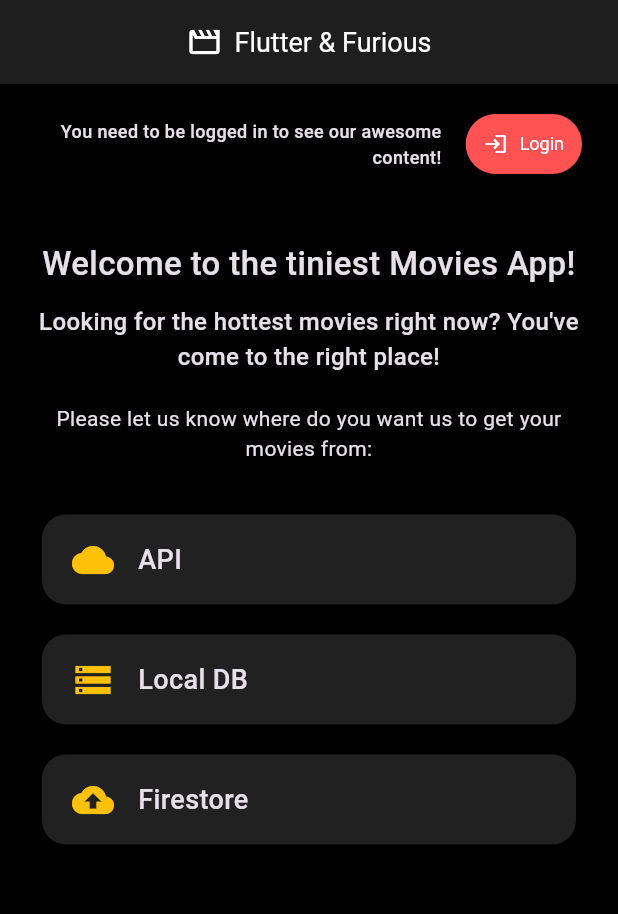
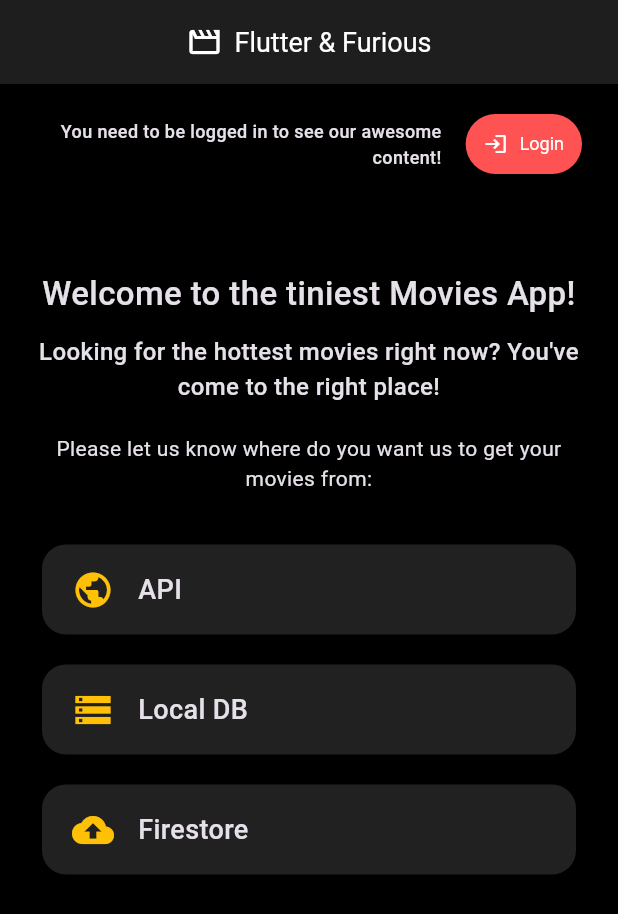
Before and after one commit to agussbergamo/dojo_challenge_app, a Flutter app: the screen it shows after launch, on a phone screen of 412 x 824 dp. Shown: the top 914 px of the screen. Run offline on Flutter 3.47's test engine with Material 3 defaults, Android fonts, the phone set to English and light mode, and no system bars; our stand-ins replace cloud_firestore, connectivity_plus, firebase_auth, firebase_core, floor, flutter_rating_bar and 3 more; missing offline and left inert: firebase_ui_auth; accounts and stored records are empty; generated files the repository leaves out were written again.

```diff
--- a/lib/presentation/widgets/home_page.dart
+++ b/lib/presentation/widgets/home_page.dart
@@ -76,7 +76,7 @@ class MyHomePage extends ConsumerWidget {
                 ),
               ],
             ),
-            const SizedBox(height: 40),
+            const SizedBox(height: 60),
             Column(
               mainAxisAlignment: MainAxisAlignment.center,
               children: [
@@ -99,7 +99,7 @@ class MyHomePage extends ConsumerWidget {
                 ),
                 const SizedBox(height: 30),
                 DataSourceCard(
-                  icon: Icons.cloud,
+                  icon: Icons.public,
                   label: 'API',
                   source: DataSource.api,
                   loggedIn: authState.loggedIn,
--- a/lib/presentation/widgets/popular_movies.dart
+++ b/lib/presentation/widgets/popular_movies.dart
@@ -29,7 +29,9 @@ class _PopularMoviesState extends ConsumerState<PopularMovies> {
   Widget build(BuildContext context) {
     return SafeArea(
       child: Scaffold(
-        appBar: AppBar(title: Text('Popular Movies')),
+        appBar: AppBar(
+          title: Text('Popular Movies', style: TextStyle(fontSize: 18)),
+        ),
         body: StreamBuilder<List<Movie>>(
           stream: moviesBloc.moviesStream,
           builder: (context, snapshot) {
```
Also changed, not shown: assets/images/home_page.png (added), assets/images/popular_movies.png (added), 1 other file.
